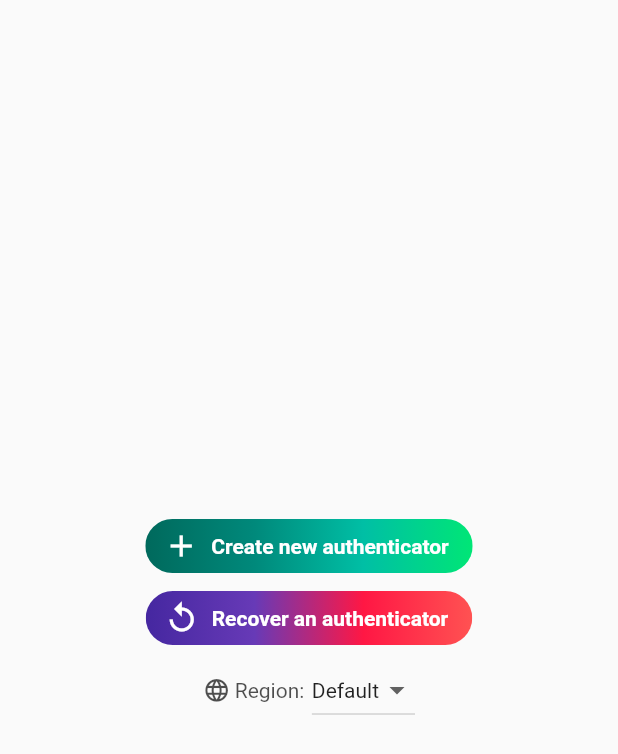
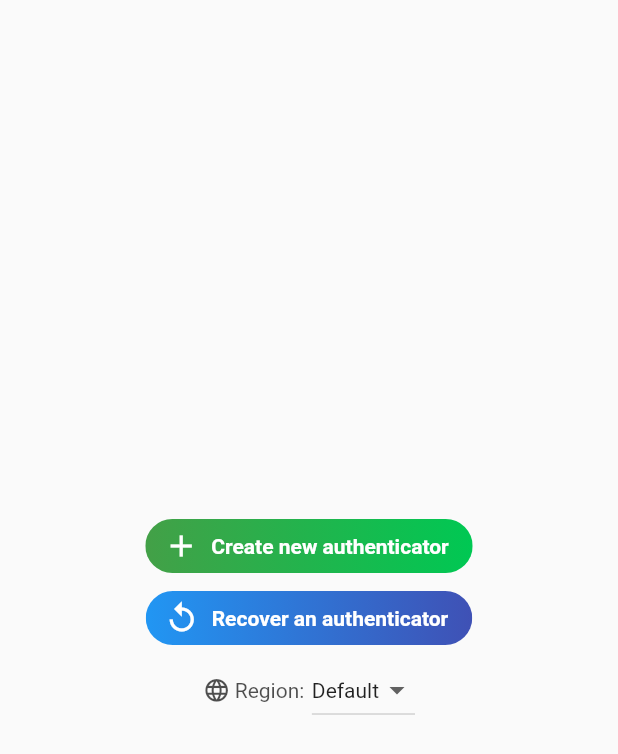
Before and after one commit to connectety/bma_desktop_setup, a Flutter app: the screen it shows after launch, on a phone screen of 412 x 824 dp. Shown: the top 754 px of the screen. Run offline on Flutter 3.47's test engine with Material 2 defaults, Android fonts, the phone set to English and light mode, and no system bars; our stand-ins replace qr_flutter; missing offline and left inert: base32, pointycastle.

Commit message:
finalized method selection button color

```diff
--- a/lib/screens/method_selection_screen.dart
+++ b/lib/screens/method_selection_screen.dart
@@ -49,10 +49,8 @@ class MethodSelectionPage extends StatelessWidget {
               context,
               Icons.add,
               LinearGradient(colors: <Color>[
-                Colors.teal[800],
-                Colors.teal[600],
-                Colors.tealAccent[700],
-                Colors.greenAccent[400],
+                Colors.green[600],
+                Colors.greenAccent[700],
               ]),
               AuthInfoPage(() {
                 return createAuthenticator(RegionSelector.getRegion(context));
@@ -62,11 +60,9 @@ class MethodSelectionPage extends StatelessWidget {
             _btnFactory(
               context,
               Icons.replay,
-              LinearGradient(colors: <Color>[
-                Colors.deepPurple[800],
-                Colors.deepPurple,
-                Colors.redAccent[400],
-                Colors.redAccent,
+              const LinearGradient(colors: <Color>[
+                Colors.blue,
+                Colors.indigo,
               ]),
               RecoverAuthPage(),
               'Recover an authenticator',
```
Also changed, not shown: 1 other file.
